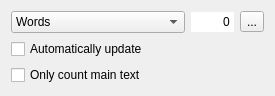
Above: words/part/dockers/KWStatisticsDocker.ui from KDE/calligra before the change. Below: the same form after it.
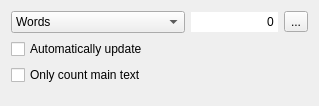
That is the form after the change.

Commit message:
fix two translation issues
BUG:269865

Patch:
```diff
--- a/words/part/dockers/KWStatisticsDocker.ui
+++ b/words/part/dockers/KWStatisticsDocker.ui
@@ -6,8 +6,8 @@
    <rect>
     <x>0</x>
     <y>0</y>
-    <width>275</width>
-    <height>94</height>
+    <width>319</width>
+    <height>106</height>
    </rect>
   </property>
   <layout class="QGridLayout" name="gridLayout">
```
Left out of the diff: 2 changed lines with no effect on the pictures. The commit also changes 1 other file.
